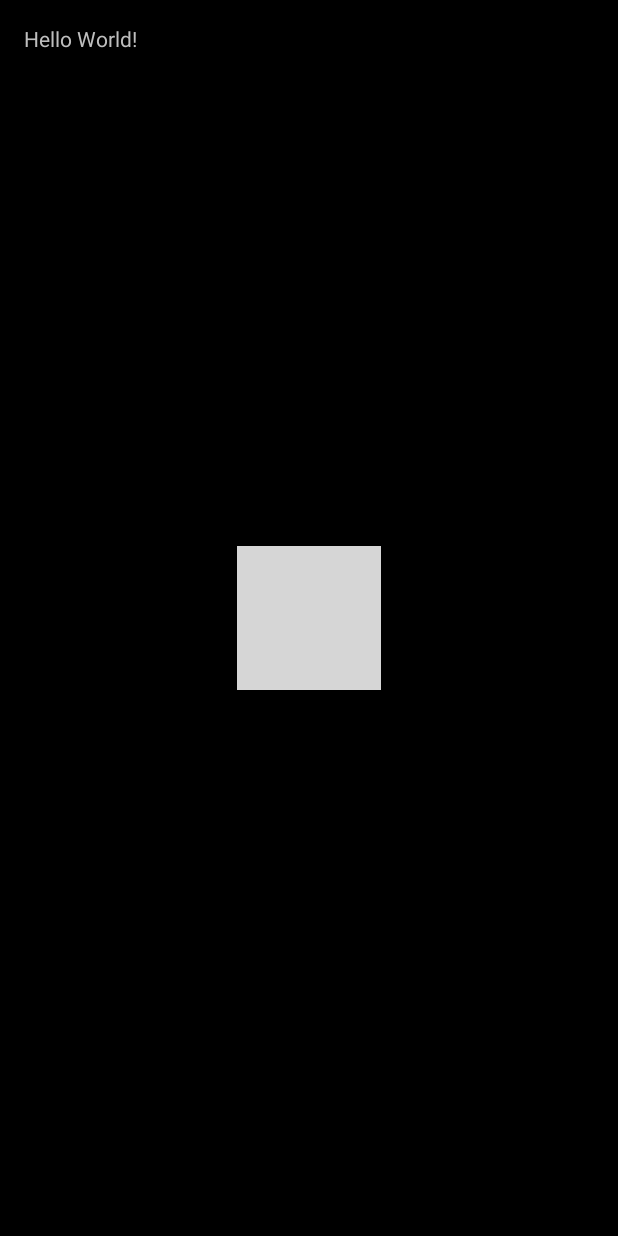
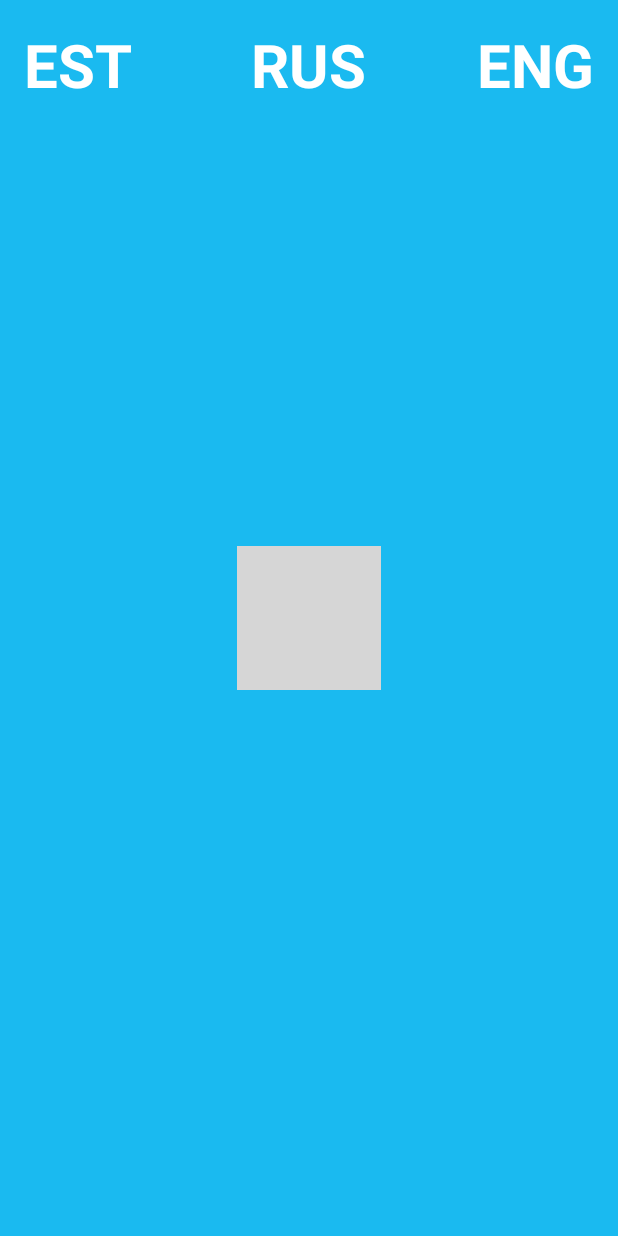
Before and after one commit to kschotter/languageBoom, an Android app: the screen it shows after launch (MainActivity), on a phone screen of 412 x 824 dp. Run offline under Robolectric (Android 15) with nearby library versions, the phone set to English and light mode, and no system bars; grey boxes are pictures that could not be loaded.

Commit message:
Colours, mock bomb

```diff
--- a/thebomby/app/src/main/java/com/wordpress/thebomby/CountdownActivity.java
+++ b/thebomby/app/src/main/java/com/wordpress/thebomby/CountdownActivity.java
@@ -31,7 +31,7 @@ public class CountdownActivity extends Activity {
                         counter--;
                         countdownText.setText(String.valueOf(counter));
                         if (counter == 0) {
-                            startActivity(new Intent(CountdownActivity.this, MainActivity.class));
+                            startActivity(new Intent(CountdownActivity.this, GameActivity.class));
                         }
                     }
                 });
--- a/thebomby/app/src/main/res/layout/activity_countdown.xml
+++ b/thebomby/app/src/main/res/layout/activity_countdown.xml
@@ -7,6 +7,7 @@
     android:paddingLeft="@dimen/activity_horizontal_margin"
     android:paddingRight="@dimen/activity_horizontal_margin"
     android:paddingTop="@dimen/activity_vertical_margin"
+    android:background ="#1abaf0"
     tools:context="com.wordpress.thebomby.CountdownActivity">
 
     <TextView
@@ -14,6 +15,7 @@
         android:layout_height="wrap_content"
         android:textAppearance="?android:attr/textAppearanceLarge"
         android:text="3"
+        android:textColor="#ffffffff"
         android:id="@+id/countdownText"
         android:layout_centerVertical="true"
         android:layout_centerHorizontal="true"
--- a/thebomby/app/src/main/res/layout/activity_game.xml
+++ b/thebomby/app/src/main/res/layout/activity_game.xml
@@ -7,6 +7,7 @@
     android:paddingLeft="@dimen/activity_horizontal_margin"
     android:paddingRight="@dimen/activity_horizontal_margin"
     android:paddingTop="@dimen/activity_vertical_margin"
+    android:background ="#1abaf0"
     tools:context="com.wordpress.thebomby.GameActivity">
 
     <TextView
@@ -14,6 +15,7 @@
         android:layout_height="wrap_content"
         android:textAppearance="?android:attr/textAppearanceLarge"
         android:text="word"
+        android:textColor="#ffffffff"
         android:id="@+id/wordText"
         android:layout_alignParentTop="true"
         android:layout_centerHorizontal="true"
--- a/thebomby/app/src/main/res/layout/activity_main.xml
+++ b/thebomby/app/src/main/res/layout/activity_main.xml
@@ -1,6 +1,7 @@
 <?xml version="1.0" encoding="utf-8"?>
 <RelativeLayout xmlns:android="http://schemas.android.com/apk/res/android"
     xmlns:tools="http://schemas.android.com/tools"
+    android:background ="#1abaf0"
     android:layout_width="match_parent"
     android:layout_height="match_parent"
     android:paddingBottom="@dimen/activity_vertical_margin"
@@ -8,11 +9,6 @@
     android:paddingRight="@dimen/activity_horizontal_margin"
     android:paddingTop="@dimen/activity_vertical_margin"
     tools:context="com.wordpress.thebomby.MainActivity">
-
-    <TextView
-        android:layout_width="wrap_content"
-        android:layout_height="wrap_content"
-        android:text="Hello World!" />
 
     <ImageView
         android:layout_width="wrap_content"
@@ -22,4 +18,36 @@
         android:layout_centerHorizontal="true"
         android:src="@drawable/abc_ic_cab_done_holo_dark" />
 
+    <TextView
+        android:id="@+id/lang_est"
+        android:layout_width="wrap_content"
+        android:layout_height="wrap_content"
+        android:text="EST"
+        android:textSize="40dp"
+        android:textStyle="bold"
+        android:layout_alignParentTop="true"
+        android:textColor="#ffffff" />
+
+    <TextView
+        android:id="@+id/lang_eng"
+        android:layout_width="wrap_content"
+        android:layout_height="wrap_content"
+        android:text="ENG"
+        android:textSize="40dp"
+        android:textStyle="bold"
+        android:textColor="#ffffff"
+        android:layout_alignParentTop="true"
+        android:layout_alignParentEnd="true" />
+
+    <TextView
+        android:id="@+id/lang_rus"
+        android:layout_width="wrap_content"
+        android:layout_height="wrap_content"
+        android:text="RUS"
+        android:textSize="40dp"
+        android:textStyle="bold"
+        android:textColor="#ffffff"
+        android:layout_alignParentTop="true"
+        android:layout_centerHorizontal="true"/>
+
 </RelativeLayout>
```
Also changed, not shown: thebomby/app/src/main/java/com/wordpress/thebomby/GameActivity.java (+29 -0 lines).
